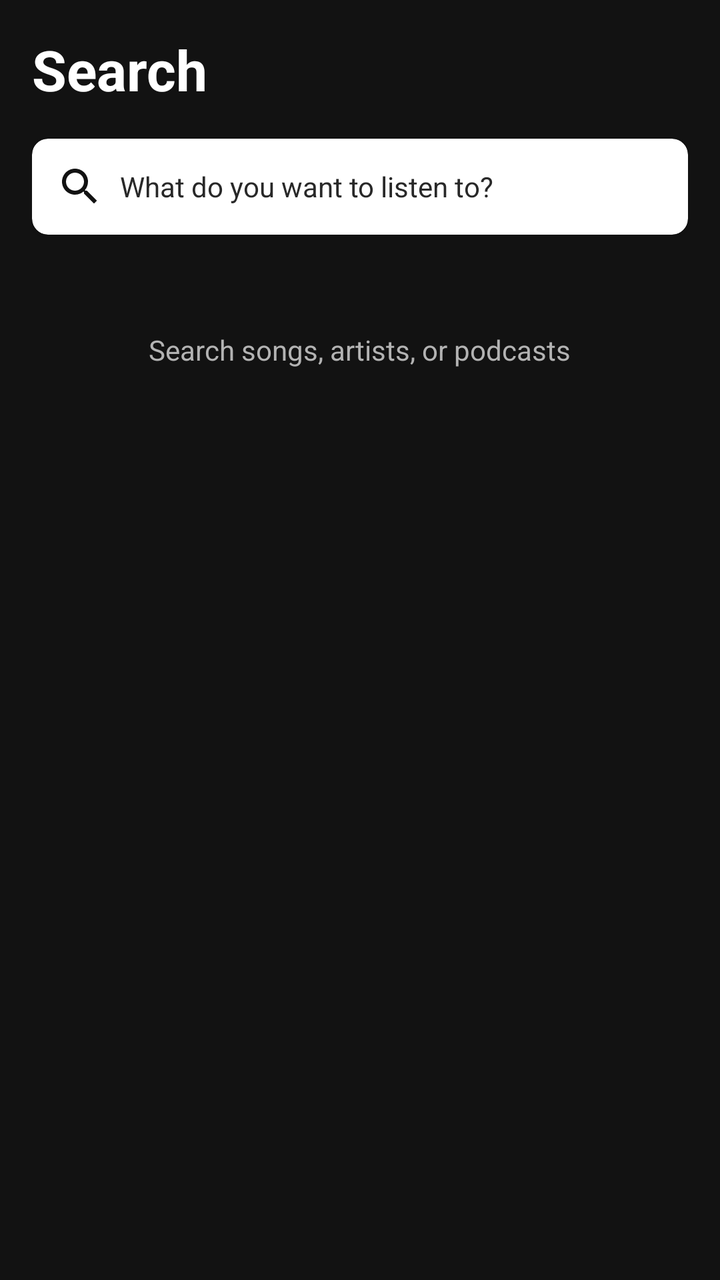
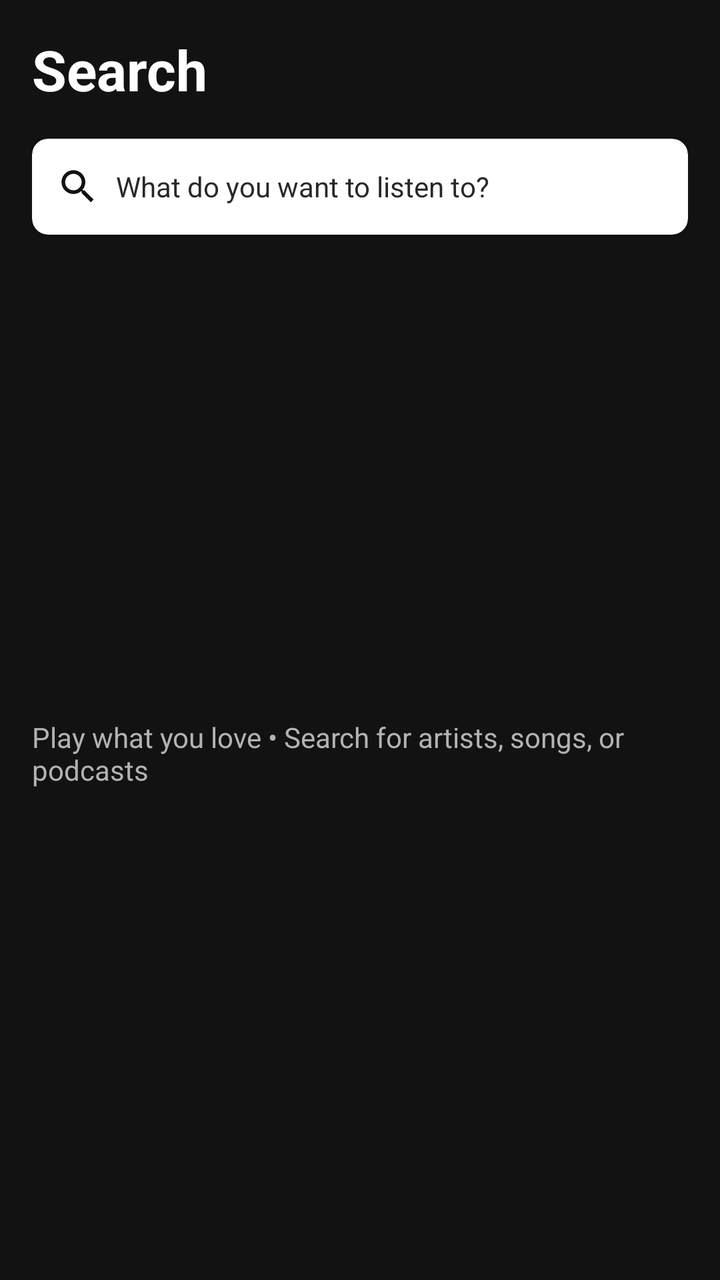

Compare the two renders of this Android layout. The source of the first and the diff that turns it into the second are given below.
<!-- AndroidManifest.xml: application theme Theme.SpotifyClone -->
<!-- res/layout/fragment_search.xml -->
<?xml version="1.0" encoding="utf-8"?>
<LinearLayout
    xmlns:android="http://schemas.android.com/apk/res/android"
    xmlns:app="http://schemas.android.com/apk/res-auto"
    xmlns:tools="http://schemas.android.com/tools"
    android:layout_width="match_parent"
    android:layout_height="match_parent"
    android:orientation="vertical"
    android:background="@color/spotify_black"
    android:padding="16dp">

    <TextView
        android:layout_width="wrap_content"
        android:layout_height="wrap_content"
        android:text="Search"
        android:textColor="@color/spotify_white"
        android:textSize="28sp"
        android:textStyle="bold" />

    <androidx.cardview.widget.CardView
        android:layout_width="match_parent"
        android:layout_height="48dp"
        android:layout_marginTop="16dp"
        app:cardCornerRadius="8dp"
        app:cardBackgroundColor="@color/spotify_white">

        <LinearLayout
            android:layout_width="match_parent"
            android:layout_height="match_parent"
            android:gravity="center_vertical"
            android:paddingStart="12dp"
            android:paddingEnd="12dp">

            <ImageView
                android:layout_width="24dp"
                android:layout_height="24dp"
                android:src="@drawable/ic_search"
                app:tint="@color/spotify_black" />

            <EditText
                android:id="@+id/edit_search_query"
                android:layout_width="match_parent"
                android:layout_height="match_parent"
                android:layout_marginStart="8dp"
                android:background="@null"
                android:hint="@string/search_hint"
                android:imeOptions="actionSearch"
                android:inputType="text"
                android:maxLines="1"
                android:textColor="@color/spotify_black"
                android:textColorHint="@color/spotify_card_grey"
                android:textSize="14sp" />
        </LinearLayout>
    </androidx.cardview.widget.CardView>

    <ProgressBar
        android:id="@+id/search_progress"
        android:layout_width="wrap_content"
        android:layout_height="wrap_content"
        android:layout_gravity="center"
        android:layout_marginTop="24dp"
        android:visibility="gone" />

    <TextView
        android:id="@+id/text_search_empty"
        android:layout_width="wrap_content"
        android:layout_height="wrap_content"
        android:layout_gravity="center"
        android:layout_marginTop="48dp"
        android:textColor="@color/spotify_light_grey"
        android:textSize="14sp"
        android:text="Search songs, artists, or podcasts" />

    <androidx.recyclerview.widget.RecyclerView
        android:id="@+id/recycler_search_results"
        android:layout_width="match_parent"
        android:layout_height="0dp"
        android:layout_weight="1"
        android:layout_marginTop="16dp" />

</LinearLayout>
<!-- resources referenced by this layout -->
<resources>
  <color name="spotify_black">#121212</color>
  <color name="spotify_card_grey">#282828</color>
  <color name="spotify_light_grey">#B3B3B3</color>
  <color name="spotify_white">#FFFFFF</color>
  <!-- drawable ic_search (drawable) -->
  <vector xmlns:android="http://schemas.android.com/apk/res/android"
      android:width="24dp"
      android:height="24dp"
      android:viewportWidth="24"
      android:viewportHeight="24">
      <path
          android:fillColor="#FFFFFFFF"
          android:pathData="M15.5,14h-0.79l-0.28,-0.27C15.41,12.59 16,11.11 16,9.5 16,5.91 13.09,3 9.5,3S3,5.91 3,9.5 5.91,16 9.5,16c1.61,0 3.09,-0.59 4.23,-1.57l0.27,0.28v0.79l5,4.99L20.49,19l-4.99,-5zm-6,0C7.01,14 5,11.99 5,9.5S7.01,5 9.5,5 14,7.01 14,9.5 11.99,14 9.5,14z" />
  </vector>
  <string name="search_hint">What do you want to listen to?</string>
  <style name="Theme.SpotifyClone" parent="Theme.MaterialComponents.DayNight.NoActionBar">
          
          <item name="colorPrimary">@color/spotify_green</item>
          <item name="colorPrimaryVariant">@color/spotify_green_light</item>
          <item name="colorOnPrimary">@color/spotify_white</item>
          
          <item name="colorSecondary">@color/spotify_green</item>
          <item name="colorSecondaryVariant">@color/spotify_green_light</item>
          <item name="colorOnSecondary">@color/spotify_white</item>
          
          <item name="android:statusBarColor">@color/spotify_black</item>
          <item name="android:navigationBarColor">@color/spotify_black</item>
          
          <item name="android:windowBackground">@color/spotify_black</item>
          <item name="colorSurface">@color/spotify_card_grey</item>
          <item name="colorOnSurface">@color/spotify_white</item>
      </style>
  <color name="spotify_green">#1DB954</color>
  <color name="spotify_green_light">#1ED760</color>
</resources>

<!-- the commit's change to res/layout/fragment_search.xml (unified diff, before → after) -->
@@ -17,6 +17,7 @@
         android:textSize="28sp"
         android:textStyle="bold" />
 
+    
     <androidx.cardview.widget.CardView
         android:layout_width="match_parent"
         android:layout_height="48dp"
@@ -32,50 +33,126 @@
             android:paddingEnd="12dp">
 
             <ImageView
-                android:layout_width="24dp"
-                android:layout_height="24dp"
+                android:layout_width="22dp"
+                android:layout_height="22dp"
                 android:src="@drawable/ic_search"
                 app:tint="@color/spotify_black" />
 
             <EditText
                 android:id="@+id/edit_search_query"
-                android:layout_width="match_parent"
+                android:layout_width="0dp"
                 android:layout_height="match_parent"
+                android:layout_weight="1"
                 android:layout_marginStart="8dp"
                 android:background="@null"
-                android:hint="@string/search_hint"
+                android:hint="What do you want to listen to?"
                 android:imeOptions="actionSearch"
                 android:inputType="text"
                 android:maxLines="1"
                 android:textColor="@color/spotify_black"
                 android:textColorHint="@color/spotify_card_grey"
                 android:textSize="14sp" />
+
+            <ImageView
+                android:id="@+id/btn_clear_search_text"
+                android:layout_width="24dp"
+                android:layout_height="24dp"
+                android:padding="4dp"
+                android:src="@drawable/ic_close"
+                android:visibility="gone"
+                app:tint="@color/spotify_card_grey" />
         </LinearLayout>
     </androidx.cardview.widget.CardView>
 
-    <ProgressBar
-        android:id="@+id/search_progress"
-        android:layout_width="wrap_content"
-        android:layout_height="wrap_content"
-        android:layout_gravity="center"
-        android:layout_marginTop="24dp"
-        android:visibility="gone" />
-
-    <TextView
-        android:id="@+id/text_search_empty"
-        android:layout_width="wrap_content"
-        android:layout_height="wrap_content"
-        android:layout_gravity="center"
-        android:layout_marginTop="48dp"
-        android:textColor="@color/spotify_light_grey"
-        android:textSize="14sp"
-        android:text="Search songs, artists, or podcasts" />
-
-    <androidx.recyclerview.widget.RecyclerView
-        android:id="@+id/recycler_search_results"
+    <FrameLayout
         android:layout_width="match_parent"
         android:layout_height="0dp"
         android:layout_weight="1"
-        android:layout_marginTop="16dp" />
+        android:layout_marginTop="12dp">
+
+        
+        <LinearLayout
+            android:id="@+id/layout_recent_searches_container"
+            android:layout_width="match_parent"
+            android:layout_height="match_parent"
+            android:orientation="vertical"
+            android:visibility="gone">
+
+            <RelativeLayout
+                android:layout_width="match_parent"
+                android:layout_height="wrap_content"
+                android:paddingTop="8dp"
+                android:paddingBottom="8dp">
+
+                <TextView
+                    android:layout_width="wrap_content"
+                    android:layout_height="wrap_content"
+                    android:text="Recent searches"
+                    android:textColor="@color/spotify_white"
+                    android:textSize="18sp"
+                    android:textStyle="bold" />
+
+                <TextView
+                    android:id="@+id/btn_clear_all_recent"
+                    android:layout_width="wrap_content"
+                    android:layout_height="wrap_content"
+                    android:layout_alignParentEnd="true"
+                    android:text="Clear all"
+                    android:textColor="@color/spotify_light_grey"
+                    android:textSize="13sp"
+                    android:textStyle="bold"
+                    android:padding="4dp" />
+            </RelativeLayout>
+
+            <androidx.recyclerview.widget.RecyclerView
+                android:id="@+id/recycler_recent_searches"
+                android:layout_width="match_parent"
+                android:layout_height="match_parent"
+                android:layout_marginTop="6dp" />
+        </LinearLayout>
+
+        
+        <androidx.cardview.widget.CardView
+            android:id="@+id/card_search_suggestions"
+            android:layout_width="match_parent"
+            android:layout_height="wrap_content"
+            app:cardCornerRadius="8dp"
+            app:cardElevation="6dp"
+            app:cardBackgroundColor="#1E1E1E"
+            android:visibility="gone">
+
+            <androidx.recyclerview.widget.RecyclerView
+                android:id="@+id/recycler_suggestions"
+                android:layout_width="match_parent"
+                android:layout_height="wrap_content"
+                android:paddingTop="4dp"
+                android:paddingBottom="4dp" />
+        </androidx.cardview.widget.CardView>
+
+        
+        <androidx.recyclerview.widget.RecyclerView
+            android:id="@+id/recycler_search_results"
+            android:layout_width="match_parent"
+            android:layout_height="match_parent"
+            android:visibility="gone" />
+
+        <ProgressBar
+            android:id="@+id/search_progress"
+            android:layout_width="wrap_content"
+            android:layout_height="wrap_content"
+            android:layout_gravity="center"
+            android:indeterminateTint="@color/spotify_green"
+            android:visibility="gone" />
+
+        <TextView
+            android:id="@+id/text_search_empty"
+            android:layout_width="wrap_content"
+            android:layout_height="wrap_content"
+            android:layout_gravity="center"
+            android:textColor="@color/spotify_light_grey"
+            android:textSize="14sp"
+            android:text="Play what you love • Search for artists, songs, or podcasts" />
+
+    </FrameLayout>
 
 </LinearLayout>
<!-- resource entries referenced after the edit -->
@@ -4,6 +4,16 @@
   <color name="spotify_card_grey">#282828</color>
   <color name="spotify_light_grey">#B3B3B3</color>
   <color name="spotify_white">#FFFFFF</color>
+  <!-- drawable ic_close (drawable) -->
+  <vector xmlns:android="http://schemas.android.com/apk/res/android"
+      android:width="24dp"
+      android:height="24dp"
+      android:viewportWidth="24"
+      android:viewportHeight="24">
+      <path
+          android:fillColor="#FFFFFFFF"
+          android:pathData="M19,6.41L17.59,5 12,10.59 6.41,5 5,6.41 10.59,12 5,17.59 6.41,19 12,13.41 17.59,19 19,17.59 13.41,12z" />
+  </vector>
   <!-- drawable ic_search (drawable) -->
   <vector xmlns:android="http://schemas.android.com/apk/res/android"
       android:width="24dp"
@@ -14,7 +24,6 @@
           android:fillColor="#FFFFFFFF"
           android:pathData="M15.5,14h-0.79l-0.28,-0.27C15.41,12.59 16,11.11 16,9.5 16,5.91 13.09,3 9.5,3S3,5.91 3,9.5 5.91,16 9.5,16c1.61,0 3.09,-0.59 4.23,-1.57l0.27,0.28v0.79l5,4.99L20.49,19l-4.99,-5zm-6,0C7.01,14 5,11.99 5,9.5S7.01,5 9.5,5 14,7.01 14,9.5 11.99,14 9.5,14z" />
   </vector>
-  <string name="search_hint">What do you want to listen to?</string>
   <style name="Theme.SpotifyClone" parent="Theme.MaterialComponents.DayNight.NoActionBar">
           
           <item name="colorPrimary">@color/spotify_green</item>
